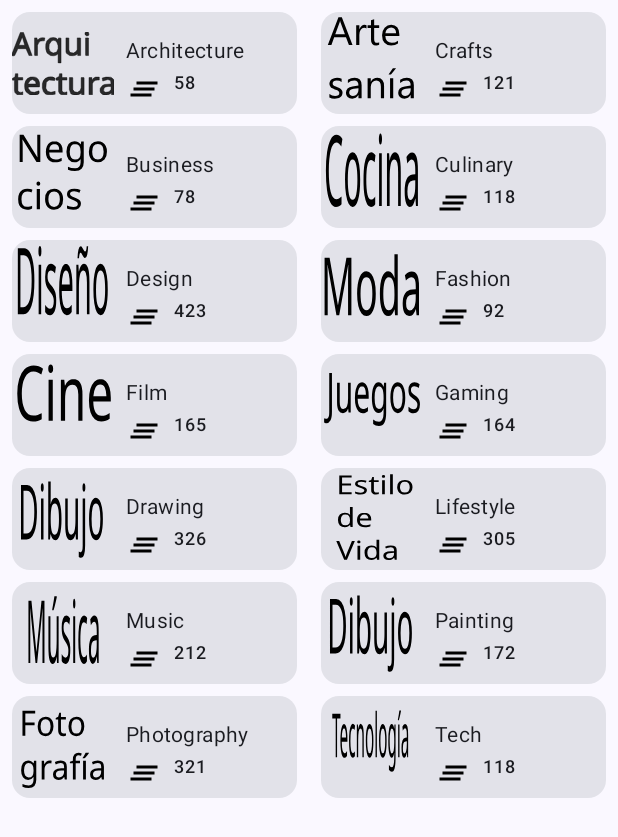
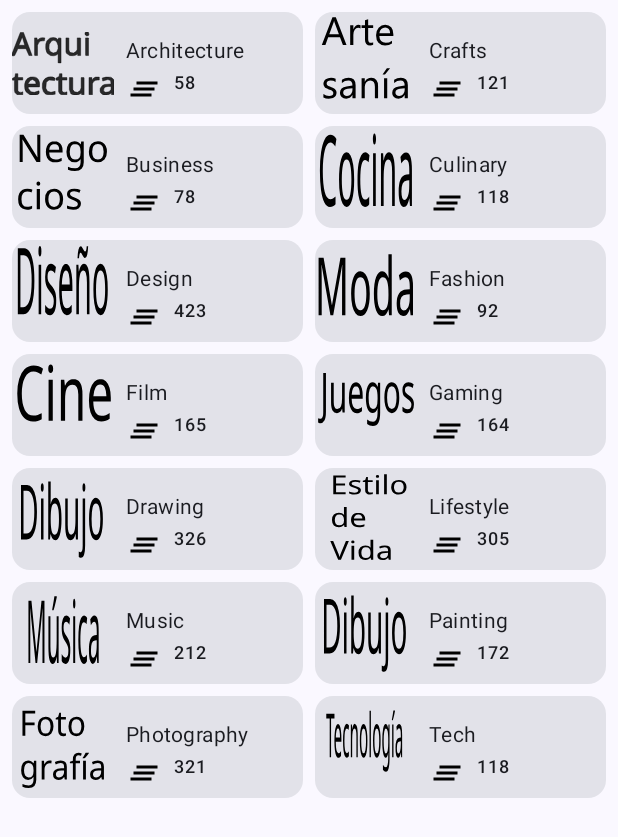
Before and after one commit to Jedicito/Tutorial-ScrollableList-Practice, an Android app built with Jetpack Compose: the screen it shows after launch (MainActivity), on a phone screen of 412 x 824 dp. Shown: the top 837 px of the screen. Run offline under Robolectric (Android 15) with nearby library versions, the phone set to English and light mode, and no system bars.

Commit message:
Cambio en padding para resolver el doble padd al medio de las cards.

```diff
--- a/app/src/main/java/chl/ancud/tutorialscrollablelistpractice/MainActivity.kt
+++ b/app/src/main/java/chl/ancud/tutorialscrollablelistpractice/MainActivity.kt
@@ -118,12 +118,12 @@ fun ListadoCursos(
     lista: List<Curso>,
     modifier: Modifier
 ) {
-    LazyVerticalGrid(columns = GridCells.Fixed(2)) {
+    LazyVerticalGrid(columns = GridCells.Fixed(2), modifier = modifier.padding(end = 8.dp)) {
         items(lista) {
             TarjetaCurso(
                 curso = it,
                 modifier = Modifier
-                    .padding(start = 8.dp, end = 8.dp, top = 8.dp)
+                    .padding(start = 8.dp, top = 8.dp)
             )
         }
     }
```
